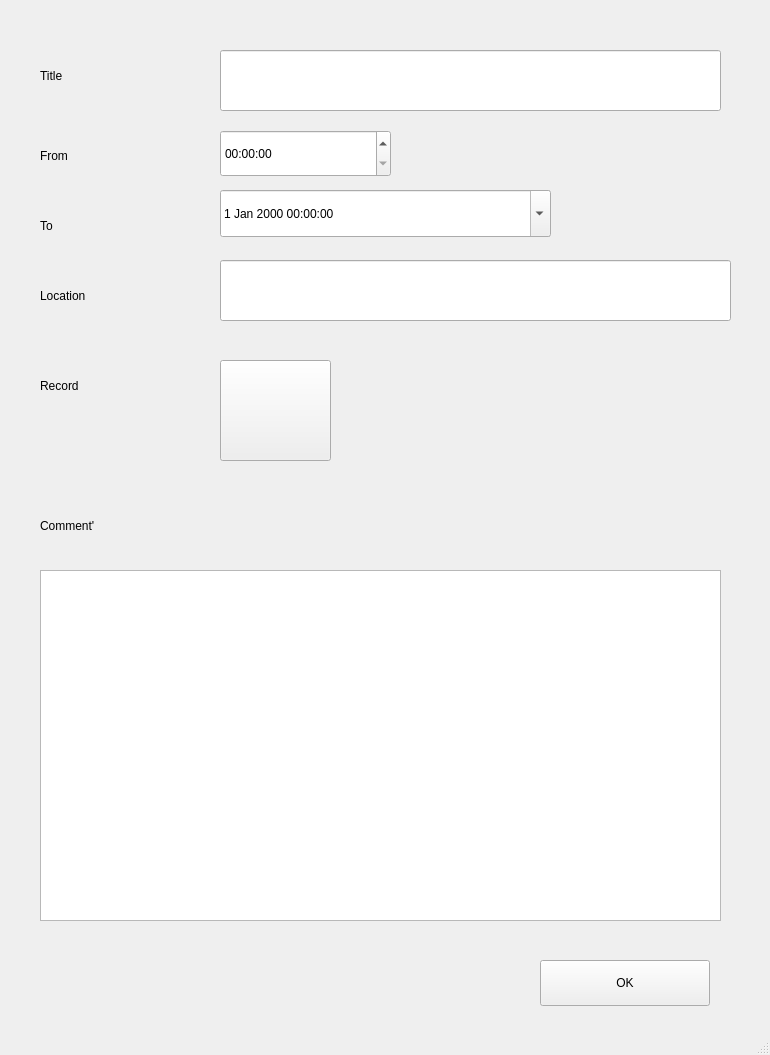
Qt form choose.ui (steven558877/Calendar) before a commit.
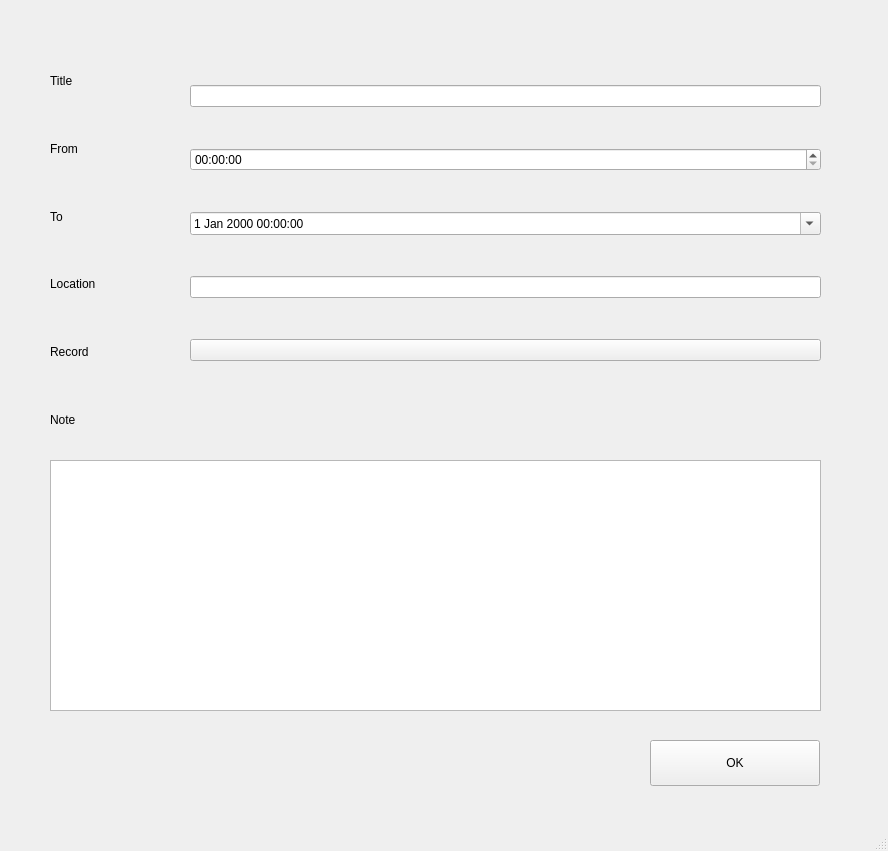
The same form after that commit.

Commit message: label align, variable rename

```diff
--- a/choose.ui
+++ b/choose.ui
@@ -6,8 +6,8 @@
    <rect>
     <x>0</x>
     <y>0</y>
-    <width>770</width>
-    <height>1055</height>
+    <width>888</width>
+    <height>851</height>
    </rect>
   </property>
   <property name="windowTitle">
@@ -17,8 +17,8 @@
    <widget class="QPushButton" name="okBtn">
     <property name="geometry">
      <rect>
-      <x>540</x>
-      <y>960</y>
+      <x>650</x>
+      <y>740</y>
       <width>170</width>
       <height>46</height>
      </rect>
@@ -27,152 +27,108 @@
      <string>OK</string>
     </property>
    </widget>
-   <widget class="QLineEdit" name="title">
+   <widget class="QTextEdit" name="comment">
     <property name="geometry">
      <rect>
-      <x>220</x>
+      <x>50</x>
+      <y>460</y>
+      <width>771</width>
+      <height>251</height>
+     </rect>
+    </property>
+   </widget>
+   <widget class="QWidget" name="verticalLayoutWidget">
+    <property name="geometry">
+     <rect>
+      <x>50</x>
       <y>50</y>
-      <width>501</width>
-      <height>61</height>
+      <width>131</width>
+      <height>401</height>
      </rect>
     </property>
-   </widget>
-   <widget class="QTimeEdit" name="timeFrom">
-    <property name="geometry">
-     <rect>
-      <x>220</x>
-      <y>130</y>
-      <width>171</width>
-      <height>47</height>
-     </rect>
-    </property>
-    <property name="calendarPopup">
-     <bool>true</bool>
-    </property>
-   </widget>
-   <widget class="QDateTimeEdit" name="timeTo">
-    <property name="geometry">
-     <rect>
-      <x>220</x>
-      <y>190</y>
-      <width>331</width>
-      <height>47</height>
-     </rect>
-    </property>
-    <property name="calendarPopup">
-     <bool>true</bool>
-    </property>
-   </widget>
+    <layout class="QVBoxLayout" name="verticalLayout">
+     <item>
    <widget class="QLabel" name="label">
-    <property name="geometry">
-     <rect>
-      <x>40</x>
-      <y>60</y>
-      <width>71</width>
-      <height>32</height>
-     </rect>
-    </property>
     <property name="text">
      <string>Title</string>
     </property>
    </widget>
+     </item>
+     <item>
    <widget class="QLabel" name="label_2">
-    <property name="geometry">
-     <rect>
-      <x>40</x>
-      <y>140</y>
-      <width>71</width>
-      <height>32</height>
-     </rect>
-    </property>
     <property name="text">
      <string>From</string>
     </property>
    </widget>
+     </item>
+     <item>
    <widget class="QLabel" name="label_3">
-    <property name="geometry">
-     <rect>
-      <x>40</x>
-      <y>210</y>
-      <width>31</width>
-      <height>32</height>
-     </rect>
-    </property>
     <property name="text">
      <string>To</string>
     </property>
    </widget>
+     </item>
+     <item>
    <widget class="QLabel" name="label_4">
-    <property name="geometry">
-     <rect>
-      <x>40</x>
-      <y>280</y>
-      <width>111</width>
-      <height>32</height>
-     </rect>
-    </property>
     <property name="text">
      <string>Location</string>
     </property>
    </widget>
-   <widget class="QLineEdit" name="location">
-    <property name="geometry">
-     <rect>
-      <x>220</x>
-      <y>260</y>
-      <width>511</width>
-      <height>61</height>
-     </rect>
-    </property>
-   </widget>
-   <widget class="QLabel" name="label_5">
-    <property name="geometry">
-     <rect>
-      <x>40</x>
-      <y>510</y>
-      <width>129</width>
-      <height>32</height>
-     </rect>
-    </property>
-    <property name="text">
-     <string>Comment'</string>
-    </property>
-   </widget>
-   <widget class="QTextEdit" name="comment">
-    <property name="geometry">
-     <rect>
-      <x>40</x>
-      <y>570</y>
-      <width>681</width>
-      <height>351</height>
-     </rect>
-    </property>
-   </widget>
+     </item>
+     <item>
    <widget class="QLabel" name="label_6">
-    <property name="geometry">
-     <rect>
-      <x>40</x>
-      <y>370</y>
-      <width>101</width>
-      <height>32</height>
-     </rect>
-    </property>
     <property name="text">
      <string>Record</string>
     </property>
    </widget>
+     </item>
+     <item>
+      <widget class="QLabel" name="label_5">
+       <property name="text">
+        <string>Note</string>
+       </property>
+      </widget>
+     </item>
+    </layout>
+   </widget>
+   <widget class="QWidget" name="verticalLayoutWidget_2">
+    <property name="geometry">
+     <rect>
+      <x>190</x>
+      <y>50</y>
+      <width>631</width>
+      <height>351</height>
+     </rect>
+    </property>
+    <layout class="QVBoxLayout" name="verticalLayout_2">
+     <item>
+      <widget class="QLineEdit" name="title"/>
+     </item>
+     <item>
+      <widget class="QTimeEdit" name="timeFrom">
+       <property name="calendarPopup">
+        <bool>true</bool>
+       </property>
+      </widget>
+     </item>
+     <item>
+      <widget class="QDateTimeEdit" name="timeTo">
+       <property name="calendarPopup">
+        <bool>true</bool>
+       </property>
+      </widget>
+     </item>
+     <item>
+      <widget class="QLineEdit" name="location"/>
+     </item>
+     <item>
    <widget class="QPushButton" name="recBtn">
-    <property name="geometry">
-     <rect>
-      <x>220</x>
-      <y>360</y>
-      <width>111</width>
-      <height>101</height>
-     </rect>
-    </property>
     <property name="text">
      <string/>
     </property>
+      </widget>
+     </item>
+    </layout>
    </widget>
   </widget>
   <widget class="QStatusBar" name="statusbar"/>
```
Lines whose indentation alone changed are shown as unchanged. The commit also changes 6 other files.
